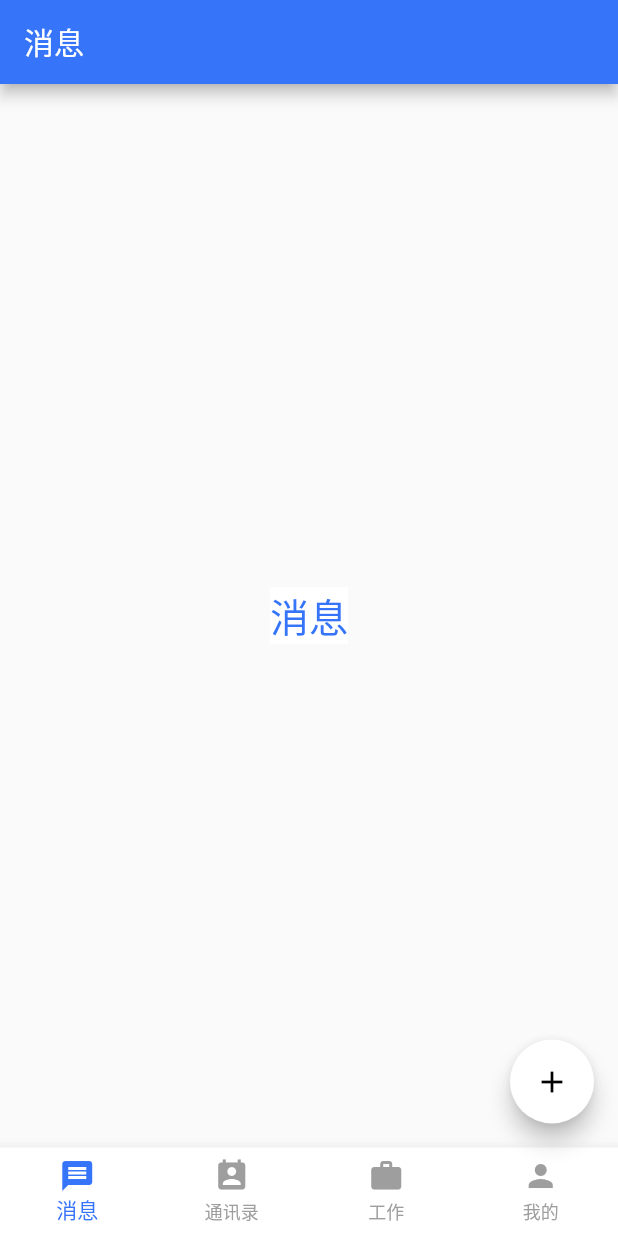
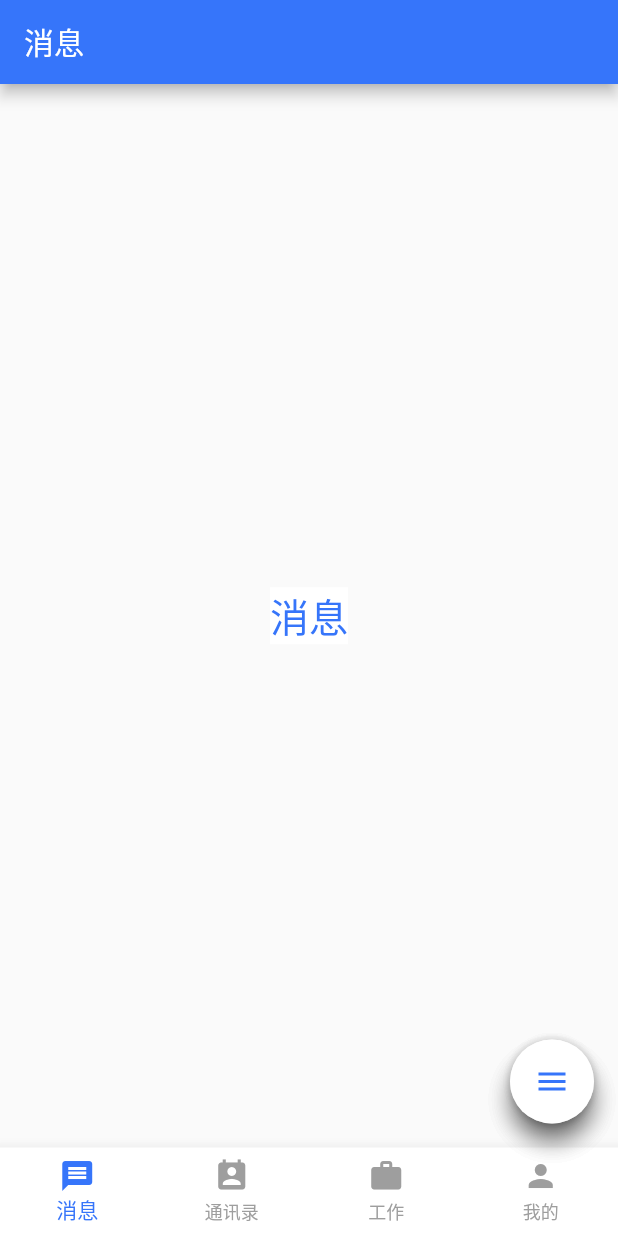
Before and after one commit to Reteyery/dfchat, a Flutter app: the HomeDart screen opened directly, on a phone screen of 412 x 824 dp. Run offline on Flutter 3.47's test engine with Material 2 defaults, Android fonts, the phone set to English and light mode, and no system bars; our stand-ins replace google_fonts.

Commit message:
Add new view

```diff
--- a/lib/login/login.dart
+++ b/lib/login/Login.dart
@@ -1,5 +1,5 @@
-import 'package:dfchat/navi/home.dart';
-import 'package:dfchat/util/const.dart';
+import 'package:dfchat/navi/Home.dart';
+import 'package:dfchat/util/Const.dart';
 import 'package:flutter/material.dart';
 import 'package:google_fonts/google_fonts.dart';
 
--- a/lib/main.dart
+++ b/lib/main.dart
@@ -1,6 +1,6 @@
 import 'package:flutter/material.dart';
 
-import 'login/login.dart';
+import 'login/Login.dart';
 
 void main() => runApp(MyApp());
 
--- a/lib/navi/home.dart
+++ b/lib/navi/Home.dart
@@ -1,9 +1,10 @@
-import 'package:dfchat/login/login.dart';
-import 'package:dfchat/util/const.dart';
-import 'package:dfchat/widget/fragmentContact.dart';
-import 'package:dfchat/widget/fragmentMessage.dart';
-import 'package:dfchat/widget/fragmentMine.dart';
-import 'package:dfchat/widget/fragmentWorkDart.dart';
+import 'package:dfchat/login/Login.dart';
+import 'package:dfchat/util/Const.dart';
+import 'package:dfchat/view/AnimatedFloatingActionButton.dart';
+import 'package:dfchat/widget/FragmentContact.dart';
+import 'package:dfchat/widget/FragmentMessage.dart';
+import 'package:dfchat/widget/FragmentMine.dart';
+import 'package:dfchat/widget/FragmentWorkDart.dart';
 import 'package:flutter/material.dart';
 import 'package:flutter/widgets.dart';
 
@@ -27,14 +28,40 @@ class _MyHomePageState extends State<HomeDart> {
     FragmentMineDart(),
   ];
 
+  ///创建任务
+  Widget createTask() {
+    return Container(
+      child: FloatingActionButton(
+        onPressed: null,
+        heroTag: "task",
+        tooltip: 'task',
+        child: Icon(Icons.subject, color: Const.C_MAIN),
+      ),
+    );
+  }
+
+  ///创建日程
+  Widget createSchedule() {
+    return Container(
+      child: FloatingActionButton(
+        onPressed: null,
+        heroTag: "schedule",
+        tooltip: 'schedule',
+        child: Icon(Icons.schedule, color: Const.C_MAIN),
+      ),
+    );
+  }
+
   @override
   Widget build(BuildContext context) {
     return Scaffold(
       body: _children[_currentIndex],
-      floatingActionButton: FloatingActionButton(
-        onPressed: toMenu,
-        tooltip: 'Increment',
-        child: Icon(Icons.add),
+      floatingActionButton: AnimatedFloatingActionButton(
+        fabButtons: <Widget>[
+          createTask(),
+          createSchedule()
+        ],
+        animatedIconData: AnimatedIcons.menu_close,
       ),
       bottomNavigationBar: BottomNavigationBar(
         currentIndex: _currentIndex,
--- /dev/null
+++ b/lib/view/AnimatedFloatingActionButton.dart
@@ -0,0 +1,121 @@
+
+import 'package:dfchat/util/Const.dart';
+import 'package:flutter/material.dart';
+
+import 'TransformFloatButton.dart';
+
+///首页悬停Button
+class AnimatedFloatingActionButton extends StatefulWidget{
+  final List<Widget> fabButtons;
+  final Color colorStartAnimation;
+  final Color colorEndAnimation;
+  final AnimatedIconData animatedIconData;
+
+  AnimatedFloatingActionButton(
+      {Key key,
+        this.fabButtons,
+        this.colorStartAnimation,
+        this.colorEndAnimation,
+        this.animatedIconData})
+      : super(key: key);
+
+  @override
+  _AnimatedFloatingActionButtonState createState() =>
+      _AnimatedFloatingActionButtonState();
+}
+
+class _AnimatedFloatingActionButtonState
+    extends State<AnimatedFloatingActionButton>
+    with SingleTickerProviderStateMixin {
+  bool isOpened = false;
+  AnimationController _animationController;
+  Animation<Color> _buttonColor;
+  Animation<double> _animateIcon;
+  Animation<double> _translateButton;
+  Curve _curve = Curves.easeOut;
+  double _fabHeight = 56.0;
+
+  @override
+  initState() {
+    _animationController =
+    AnimationController(vsync: this, duration: Duration(milliseconds: 500))
+      ..addListener(() {
+        setState(() {});
+      });
+    _animateIcon =
+        Tween<double>(begin: 0.0, end: 1.0).animate(_animationController);
+    _buttonColor = ColorTween(
+      begin: widget.colorStartAnimation,
+      end: widget.colorEndAnimation,
+    ).animate(CurvedAnimation(
+      parent: _animationController,
+      curve: Interval(
+        0.00,
+        1.00,
+        curve: Curves.linear,
+      ),
+    ));
+    _translateButton = Tween<double>(
+      begin: _fabHeight,
+      end: -14.0,
+    ).animate(CurvedAnimation(
+      parent: _animationController,
+      curve: Interval(
+        0.0,
+        0.75,
+        curve: _curve,
+      ),
+    ));
+    super.initState();
+  }
+
+  @override
+  dispose() {
+    _animationController.dispose();
+    super.dispose();
+  }
+
+  animate() {
+    if (!isOpened) {
+      _animationController.forward();
+    } else {
+      _animationController.reverse();
+    }
+    isOpened = !isOpened;
+  }
+
+  Widget toggle() {
+    return Container(
+      child: FloatingActionButton(
+        backgroundColor: Colors.white,
+        onPressed: animate,
+        tooltip: 'Toggle',
+        child: AnimatedIcon(
+          icon: widget.animatedIconData,
+          color: Const.C_MAIN,
+          progress: _animateIcon,
+        ),
+      ),
+    );
+  }
+
+  List<Widget> _setFabButtons() {
+    List<Widget> processButtons = List<Widget>();
+    for (int i = 0; i < widget.fabButtons.length; i++) {
+      processButtons.add(TransformFloatButton(
+        floatButton: widget.fabButtons[i],
+        translateValue: _translateButton.value * (widget.fabButtons.length - i),
+      ));
+    }
+    processButtons.add(toggle());
+    return processButtons;
+  }
+
+  @override
+  Widget build(BuildContext context) {
+    return Column(
+      mainAxisAlignment: MainAxisAlignment.end,
+      children: _setFabButtons(),
+    );
+  }
+}
--- /dev/null
+++ b/lib/view/TransformFloatButton.dart
@@ -0,0 +1,23 @@
+import 'package:flutter/material.dart';
+
+class TransformFloatButton extends StatelessWidget{
+
+  final Widget floatButton;
+  final double translateValue;
+
+  TransformFloatButton({this.floatButton, this.translateValue})
+      : super(key: ObjectKey(floatButton));
+
+  @override
+  Widget build(BuildContext context) {
+    return Transform(
+      transform: Matrix4.translationValues(
+        0.0,
+        translateValue,
+        0.0,
+      ),
+      child: floatButton,
+    );
+  }
+
+}
--- a/lib/widget/fragmentContact.dart
+++ b/lib/widget/FragmentContact.dart
@@ -1,4 +1,4 @@
-import 'package:dfchat/util/const.dart';
+import 'package:dfchat/util/Const.dart';
 import 'package:flutter/material.dart';
 
 /// @author 李扬
--- a/lib/widget/fragmentMessage.dart
+++ b/lib/widget/FragmentMessage.dart
@@ -1,4 +1,4 @@
-import 'package:dfchat/util/const.dart';
+import 'package:dfchat/util/Const.dart';
 import 'package:flutter/material.dart';
 
 /// @author 李扬
--- a/lib/widget/fragmentMine.dart
+++ b/lib/widget/FragmentMine.dart
@@ -1,4 +1,4 @@
-import 'package:dfchat/util/const.dart';
+import 'package:dfchat/util/Const.dart';
 import 'package:flutter/material.dart';
 
 /// @author 李扬
--- a/lib/widget/fragmentWorkDart.dart
+++ b/lib/widget/FragmentWorkDart.dart
@@ -1,4 +1,4 @@
-import 'package:dfchat/util/const.dart';
+import 'package:dfchat/util/Const.dart';
 import 'package:flutter/material.dart';
 
 /// @author 李扬
```
Also changed, not shown: lib/util/Const.dart (renamed from lib/util/const.dart).
